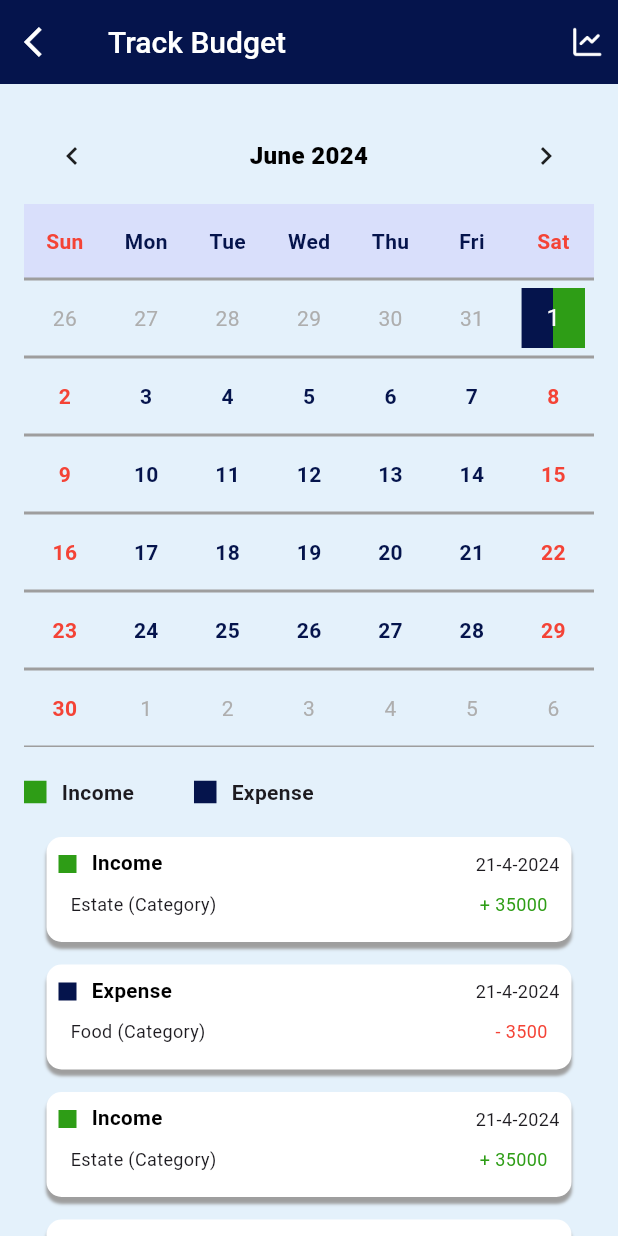
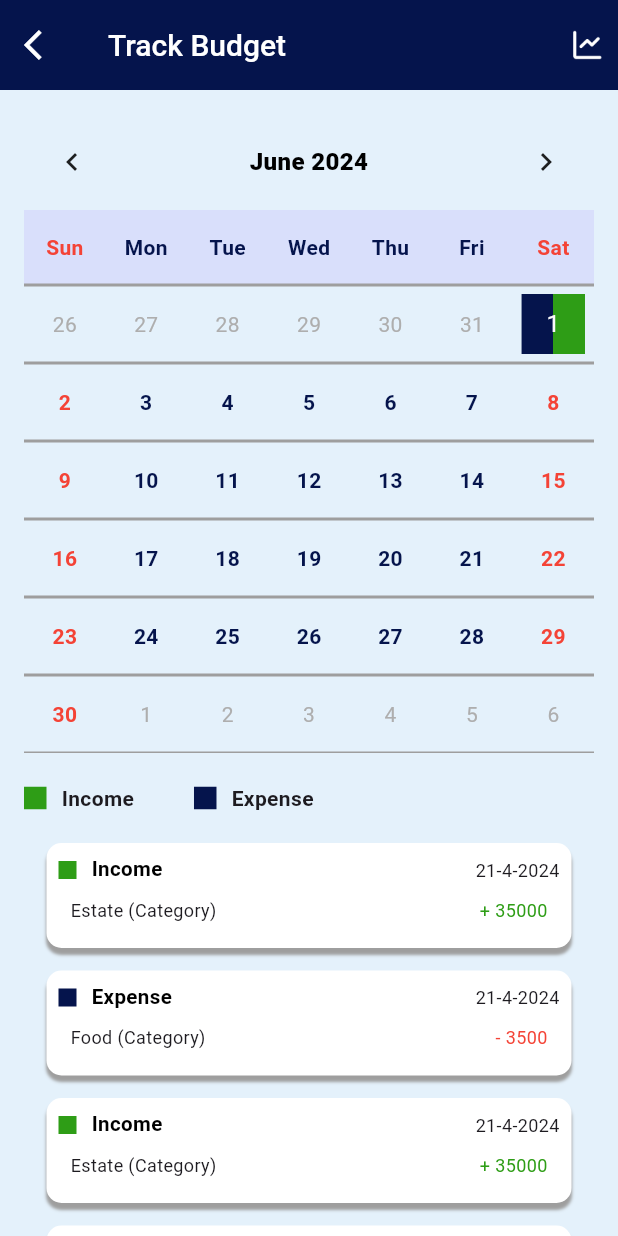
Before and after one commit to AthiraaAthi/project_way, a Flutter app: the TrackBudgetScreen screen opened directly, on a phone screen of 412 x 824 dp. Run offline on Flutter 3.47's test engine with Material 3 defaults, Android fonts, the phone set to English and light mode, and no system bars; drawn by our look-alikes of table_calendar; our stand-ins replace carousel_slider, pinput, video_player.

Commit message:
completed responsive track budget screen,starting budget goal screen

```diff
--- a/lib/view/track_budget_screen/track_budget_screen.dart
+++ b/lib/view/track_budget_screen/track_budget_screen.dart
@@ -23,23 +23,37 @@ class _TrackBudgetScreenState extends State<TrackBudgetScreen> {
       child: Scaffold(
           backgroundColor: ColorConstant.bgBlue,
           appBar: AppBar(
+            toolbarHeight: MediaQuery.of(context).size.width < 600 ? 60 : 80,
             backgroundColor: ColorConstant.defIndigo,
-            title: Text(
+            title: MediaQuery.of(context).size.width < 600
+                ? Text(
                     "Track Budget",
                     style: TextStyle(
                         color: Colors.white,
                         fontSize: 20,
+                        fontWeight: FontWeight.w500),
+                  )
+                : Text(
+                    "Track Budget",
+                    style: TextStyle(
+                        color: Colors.white,
+                        fontSize: 30,
                         fontWeight: FontWeight.w500),
                   ),
             leading: IconButton(
                 onPressed: () {
                   Navigator.pop(context);
                 },
-              icon: Icon(
+                icon: MediaQuery.of(context).size.width < 600
+                    ? Icon(
                         Icons.arrow_back_ios,
                         color: Colors.white,
-              ),
-            ),
+                      )
+                    : Icon(
+                        Icons.arrow_back_ios,
+                        color: Colors.white,
+                        size: 30,
+                      )),
             actions: [
               Padding(
                 padding: const EdgeInsets.all(8.0),
@@ -51,11 +65,15 @@ class _TrackBudgetScreenState extends State<TrackBudgetScreen> {
                             builder: (context) => BudgetGraphScreen(),
                           ));
                     },
-                  child: Container(
+                    child: MediaQuery.of(context).size.width < 600
+                        ? Container(
                             height: 25,
                             width: 25,
-                      child: Image.asset(ImageConstant.graph)),
-                ),
+                            child: Image.asset(ImageConstant.graph))
+                        : Container(
+                            height: 40,
+                            width: 40,
+                            child: Image.asset(ImageConstant.graph))),
               )
             ],
           ),
@@ -319,7 +337,9 @@ class _TrackBudgetScreenState extends State<TrackBudgetScreen> {
                     SizedBox(
                       height: 40,
                     ),
-                    Row(
+                    Padding(
+                      padding: const EdgeInsets.all(8.0),
+                      child: Row(
                         children: [
                           Container(
                             height: 25,
@@ -352,8 +372,9 @@ class _TrackBudgetScreenState extends State<TrackBudgetScreen> {
                           ),
                         ],
                       ),
+                    ),
                     SizedBox(
-                      height: 20,
+                      height: 30,
                     ),
                     TrackBudgetWidget(
                       title: "Income",
--- a/lib/view/track_budget_screen/track_budget_widget.dart
+++ b/lib/view/track_budget_screen/track_budget_widget.dart
@@ -1,5 +1,6 @@
 import 'package:flutter/material.dart';
 import 'package:project_way/utils/color_constant/color_constant.dart';
+import 'package:project_way/view/screen/responsive.dart';
 
 class TrackBudgetWidget extends StatelessWidget {
   const TrackBudgetWidget(
@@ -18,7 +19,8 @@ class TrackBudgetWidget extends StatelessWidget {
   final Color amountColor;
   @override
   Widget build(BuildContext context) {
-    return Container(
+    return ResponsiveWidget(
+      mobile: Container(
         height: 70,
         width: 350,
         decoration: BoxDecoration(
@@ -82,6 +84,75 @@ class TrackBudgetWidget extends StatelessWidget {
             ],
           ),
         ),
+      ),
+      tab: Container(
+        height: 150,
+        width: 650,
+        decoration: BoxDecoration(
+            color: Colors.white,
+            borderRadius: BorderRadius.circular(10),
+            boxShadow: [
+              BoxShadow(
+                  color: Colors.grey,
+                  offset: Offset(0, 4),
+                  spreadRadius: 0.1,
+                  blurRadius: 1)
+            ]),
+        child: Padding(
+          padding: const EdgeInsets.all(8.0),
+          child: Column(
+            children: [
+              Row(
+                mainAxisAlignment: MainAxisAlignment.spaceBetween,
+                children: [
+                  Row(
+                    children: [
+                      Container(
+                        height: 25,
+                        width: 25,
+                        color: color,
+                      ),
+                      SizedBox(
+                        width: 10,
+                      ),
+                      Text(
+                        title,
+                        style: TextStyle(
+                            fontWeight: FontWeight.bold,
+                            color: ColorConstant.black,
+                            fontSize: 20),
+                      ),
+                    ],
+                  ),
+                  Text(
+                    date,
+                    style: TextStyle(fontSize: 20),
+                  )
+                ],
+              ),
+              SizedBox(
+                height: 30,
+              ),
+              Padding(
+                padding: const EdgeInsets.all(8.0),
+                child: Row(
+                  mainAxisAlignment: MainAxisAlignment.spaceBetween,
+                  children: [
+                    Text(
+                      subtitle,
+                      style: TextStyle(fontSize: 20),
+                    ),
+                    Text(
+                      amount,
+                      style: TextStyle(color: amountColor, fontSize: 20),
+                    ),
+                  ],
+                ),
+              )
+            ],
+          ),
+        ),
+      ),
     );
   }
 }
```
Lines whose indentation alone changed are shown as unchanged.
